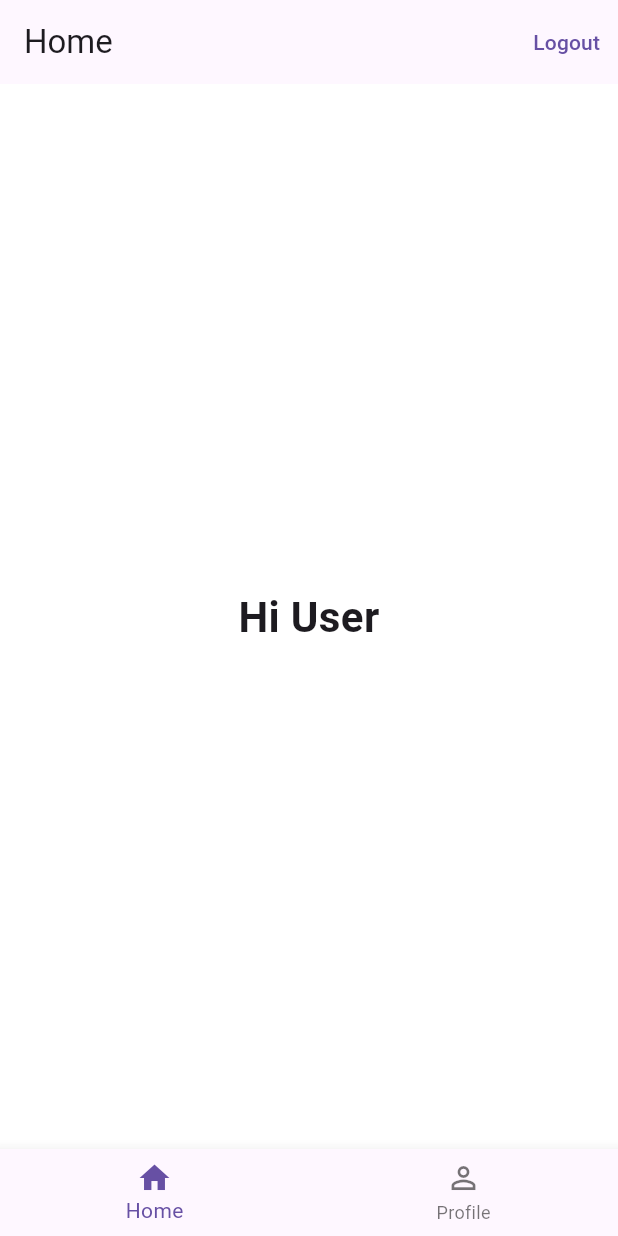
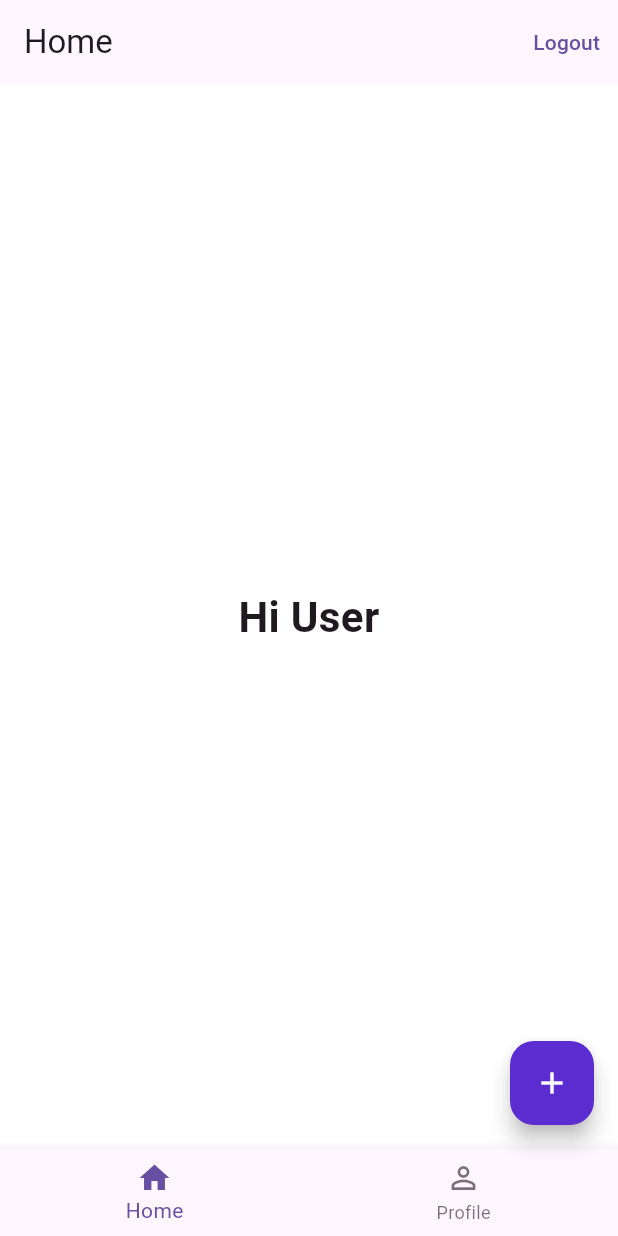
Before and after one commit to EduProTeam/edupro-mobile-app, a Flutter app: the HomeShellScreen screen opened directly, on a phone screen of 412 x 824 dp. Run offline on Flutter 3.47's test engine with Material 3 defaults, Android fonts, the phone set to English and light mode, and no system bars; our stand-ins replace cloud_firestore, firebase_auth, firebase_core, flutter_svg, image_picker, supabase_flutter; accounts and stored records are empty.

Commit message:
add floating create post button to home screen

```diff
--- a/lib/features/home/presentation/screens/home_shell_screen.dart
+++ b/lib/features/home/presentation/screens/home_shell_screen.dart
@@ -18,6 +18,8 @@ class HomeShellScreen extends StatefulWidget {
 class _HomeShellScreenState extends State<HomeShellScreen> {
   final _authService = AuthService();
 
+  static const _createPostPurple = Color(0xFF5B2CCF);
+
   int _currentIndex = 0;
 
   Future<void> _logout() async {
@@ -33,6 +35,17 @@ class _HomeShellScreenState extends State<HomeShellScreen> {
     );
   }
 
+  void _showCreatePostMessage() {
+    ScaffoldMessenger.of(context)
+      ..hideCurrentSnackBar()
+      ..showSnackBar(
+        const SnackBar(
+          content: Text('Create Post'),
+          behavior: SnackBarBehavior.floating,
+        ),
+      );
+  }
+
   @override
   Widget build(BuildContext context) {
     final user = FirebaseAuth.instance.currentUser;
@@ -45,6 +58,17 @@ class _HomeShellScreenState extends State<HomeShellScreen> {
 
     return Scaffold(
       body: IndexedStack(index: _currentIndex, children: screens),
+      floatingActionButton: _currentIndex == 0
+          ? FloatingActionButton(
+              onPressed: _showCreatePostMessage,
+              backgroundColor: _createPostPurple,
+              foregroundColor: Colors.white,
+              elevation: 6,
+              tooltip: 'Create Post',
+              child: const Icon(Icons.add),
+            )
+          : null,
+      floatingActionButtonLocation: FloatingActionButtonLocation.endFloat,
       bottomNavigationBar: BottomNavigationBar(
         currentIndex: _currentIndex,
         onTap: (index) {
```
